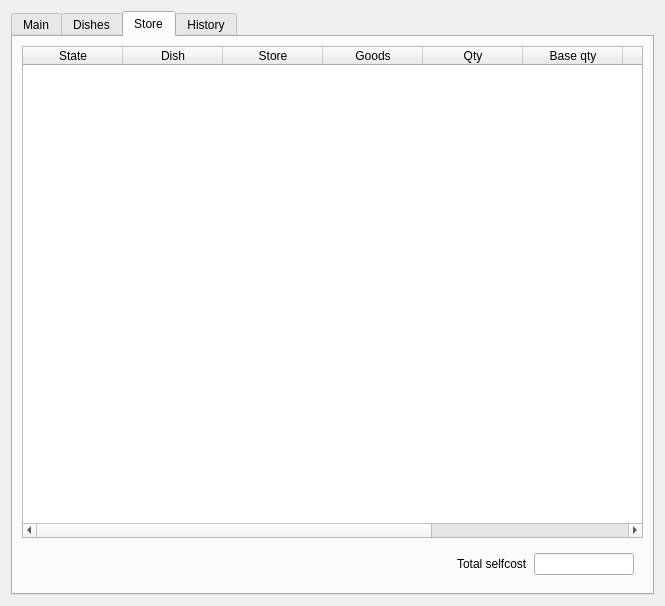
Old version of the form Forms/c5waiterorder.ui in the repository End1-1/Cafe5.
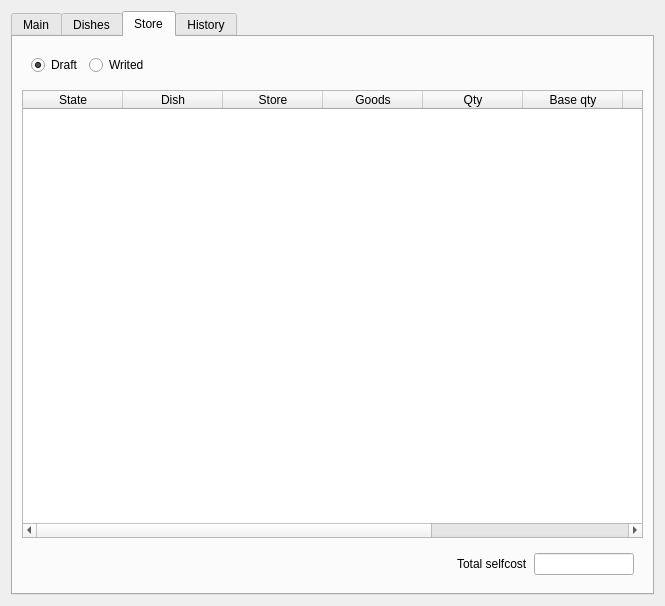
New version of the form. The open tabs and pages were chosen to show the change. Icons and pictures are not drawn. Custom widgets are drawn as their Qt base class.

Patch:
```diff
--- a/Forms/c5waiterorder.ui
+++ b/Forms/c5waiterorder.ui
@@ -535,6 +535,42 @@
        <string>Store</string>
       </attribute>
       <layout class="QVBoxLayout" name="verticalLayout_2">
+       <item>
+        <widget class="QWidget" name="widget_2" native="true">
+         <layout class="QHBoxLayout" name="horizontalLayout_4">
+          <item>
+           <widget class="QRadioButton" name="rbDraft">
+            <property name="text">
+             <string>Draft</string>
+            </property>
+            <property name="checked">
+             <bool>true</bool>
+            </property>
+           </widget>
+          </item>
+          <item>
+           <widget class="QRadioButton" name="rbWrited">
+            <property name="text">
+             <string>Writed</string>
+            </property>
+           </widget>
+          </item>
+          <item>
+           <spacer name="horizontalSpacer_3">
+            <property name="orientation">
+             <enum>Qt::Horizontal</enum>
+            </property>
+            <property name="sizeHint" stdset="0">
+             <size>
+              <width>487</width>
+              <height>20</height>
+             </size>
+            </property>
+           </spacer>
+          </item>
+         </layout>
+        </widget>
+       </item>
        <item>
         <widget class="C5TableWidget" name="tblStore">
          <property name="contextMenuPolicy">
```
